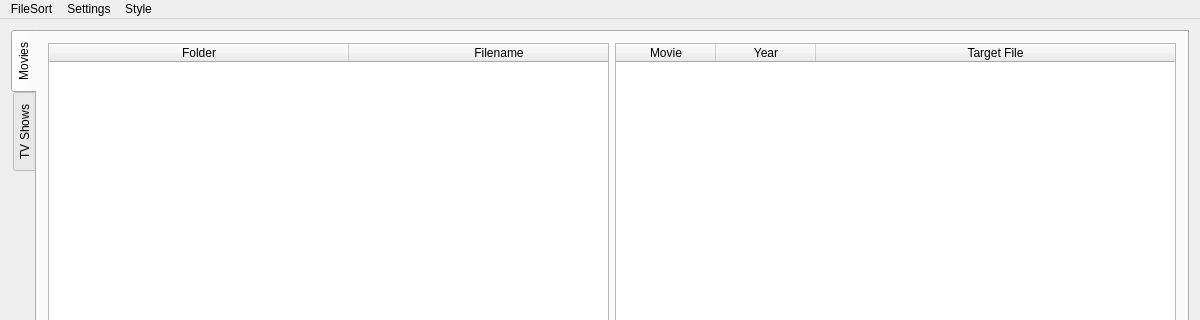
Before: the Qt Designer form gui/MainWindow.ui in saschiwy/MovieSort, drawn with Qt 5; both pictures show x 0 to 1200 and y 0 to 320 of the 1200 by 800 pixel window.
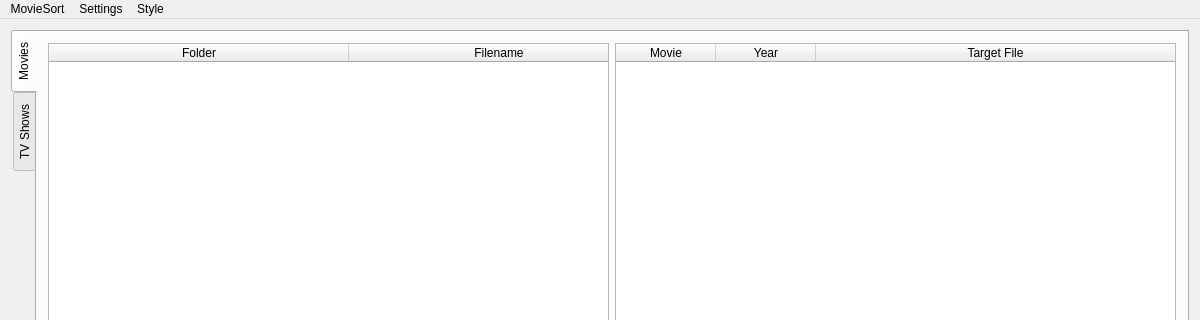
After: the same form once the commit is applied.

Diff of the .ui file:
```diff
--- a/gui/MainWindow.ui
+++ b/gui/MainWindow.ui
@@ -357,7 +357,7 @@
    </property>
    <widget class="QMenu" name="menuFile">
     <property name="title">
-     <string>FileSort</string>
+     <string>MovieSort</string>
     </property>
     <addaction name="actionExit"/>
    </widget>
```
Left out of the diff: 24 changed lines with no effect on the pictures.
